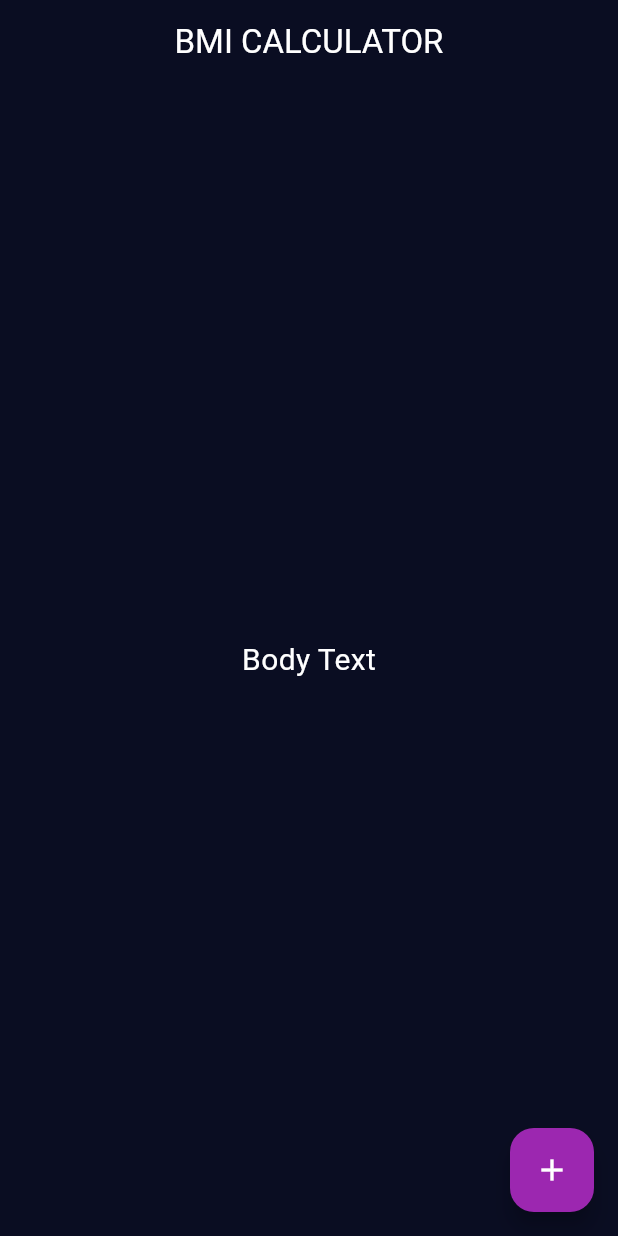
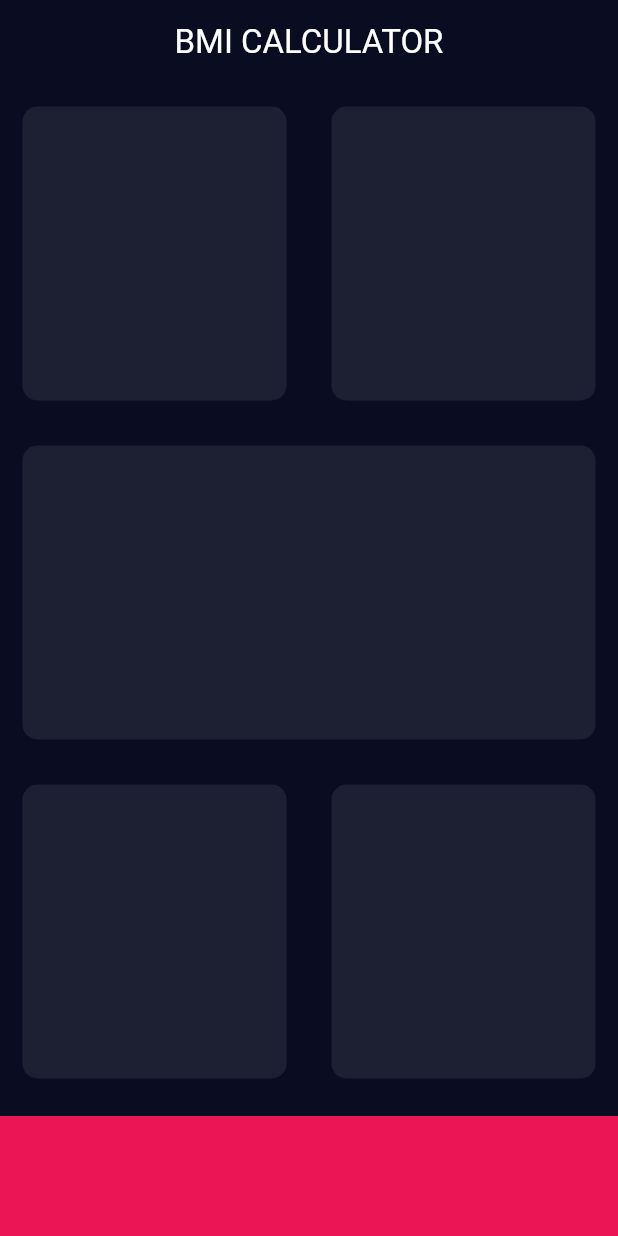
Before and after one commit to Each9084/flutter_bmi, a Flutter app: the screen it shows after launch, on a phone screen of 412 x 824 dp. Run offline on Flutter 3.47's test engine with Material 3 defaults, Android fonts, the light colour scheme and no system bars; missing offline and left inert: dart:ffi.

Commit message:
add const and final to the input_page

```diff
--- a/lib/input_page.dart
+++ b/lib/input_page.dart
@@ -0,0 +1,102 @@
+import 'dart:ffi';
+
+import 'package:flutter/material.dart';
+
+const  bottomContainerHeight = 80.0;
+
+const  activeCardColor = Color(0xFF1D1F33);
+
+const bottomContainerColor = Color(0xFFEB1555);
+
+class InputPage extends StatefulWidget {
+  @override
+  _InputPageState createState() => _InputPageState();
+}
+
+class _InputPageState extends State<InputPage> {
+  @override
+  Widget build(BuildContext context) {
+    return Scaffold(
+        appBar: AppBar(
+          title: Center(child: const Text('BMI CALCULATOR')),
+          backgroundColor: Theme.of(context).colorScheme.primary,
+          foregroundColor: Colors.white,
+        ),
+        body: Column(
+          children: [
+            Expanded(
+                child: Row(
+              //第一行
+              children: [
+                Expanded(
+                  child: ReusableCard(
+                    color: activeCardColor,
+                  ),
+                ),
+                Expanded(
+                  child: ReusableCard(
+                    color: activeCardColor,
+                  ),
+                ),
+              ],
+            )),
+            Expanded(
+                //二行 一大列
+                child: ReusableCard(
+              color: activeCardColor,
+            )),
+            Expanded(
+                child: Row(
+              //三行一列
+              children: [
+                Expanded(
+                  child: ReusableCard(
+                    color: activeCardColor,
+                  ),
+                ),
+                Expanded(
+                  child: ReusableCard(
+                    color: activeCardColor,
+                  ),
+                )
+              ],
+            )),
+            Container(
+              color: bottomContainerColor,
+              margin: EdgeInsets.only(top: 10),
+              width: double.infinity,
+              height: bottomContainerHeight,
+            )
+          ],
+        )
+
+        /**/
+        /*backgroundColor: Theme.of(context).colorScheme.secondary,*/
+
+        /*floatingActionButton: FloatingActionButton(
+        onPressed: () {},
+        child: Icon(Icons.add),
+      ),*/
+        );
+  }
+}
+
+class ReusableCard extends StatelessWidget {
+  ReusableCard({required this.color});
+
+  final Color color;
+  String get colorString => color.toString();
+
+
+  @override
+  Widget build(BuildContext context) {
+    return Container(
+      //一行一列
+      margin: EdgeInsets.all(15),
+      decoration: BoxDecoration(
+        color: color,
+        borderRadius: BorderRadius.circular(10),
+      ),
+    );
+  }
+}
--- a/lib/main.dart
+++ b/lib/main.dart
@@ -1,5 +1,6 @@
 import 'package:flutter/material.dart';
 import 'package:flutter/services.dart';
+import 'input_page.dart';
 
 void main() {
   runApp(BMICalculator());
@@ -25,29 +26,3 @@
     );
   }
 }
-
-class InputPage extends StatefulWidget {
-  @override
-  _InputPageState createState() => _InputPageState();
-}
-
-class _InputPageState extends State<InputPage> {
-  @override
-  Widget build(BuildContext context) {
-    return Scaffold(
-      appBar: AppBar(
-        title: Center(child: const Text('BMI CALCULATOR')),
-        backgroundColor: Theme.of(context).colorScheme.primary,
-        foregroundColor: Colors.white,
-      ),
-      body: Center(
-        child: Text('Body Text', style: Theme.of(context).textTheme.bodyMedium),
-      ),
-      /*backgroundColor: Theme.of(context).colorScheme.secondary,*/
-      floatingActionButton: FloatingActionButton(
-        onPressed: () {},
-        child: Icon(Icons.add),
-      ),
-    );
-  }
-}
```
